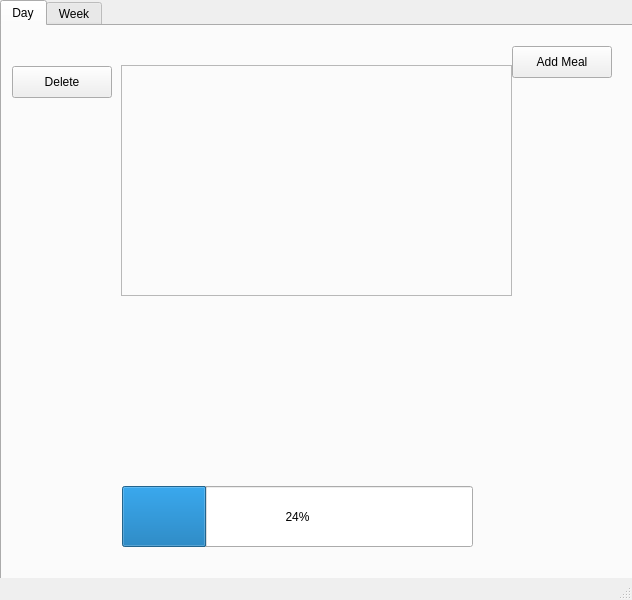
Above: mainwindow.ui from equac010/CS100_finalProject before the change. Below: the same form after it.
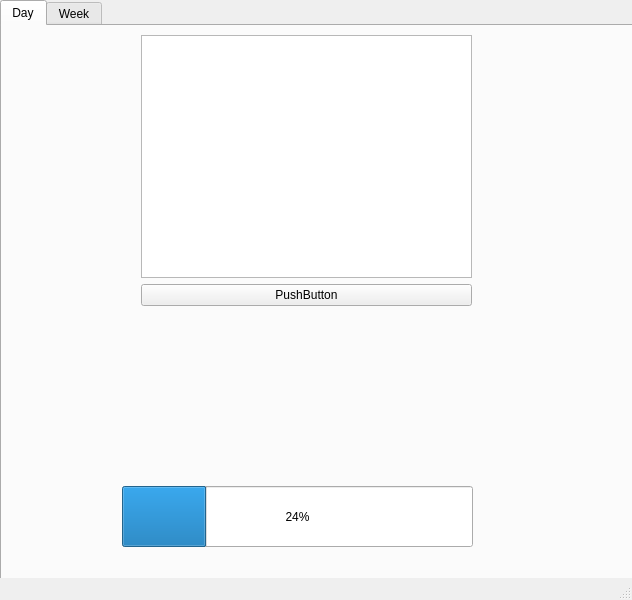
That is the form after the change. Custom widgets are drawn as their Qt base class.

Commit message: Connected buttons to slot methods

Diff of the .ui file:
```diff
--- a/mainwindow.ui
+++ b/mainwindow.ui
@@ -39,19 +39,6 @@
      <attribute name="title">
       <string>Day</string>
      </attribute>
-     <widget class="QPushButton" name="mealInputButton">
-      <property name="geometry">
-       <rect>
-        <x>510</x>
-        <y>20</y>
-        <width>100</width>
-        <height>32</height>
-       </rect>
-      </property>
-      <property name="text">
-       <string>Add Meal</string>
-      </property>
-     </widget>
      <widget class="QProgressBar" name="progressBar">
       <property name="geometry">
        <rect>
@@ -65,34 +52,27 @@
        <number>24</number>
       </property>
      </widget>
-     <widget class="QFrame" name="frame">
+     <widget class="QWidget" name="gridLayoutWidget">
       <property name="geometry">
        <rect>
-        <x>119</x>
-        <y>39</y>
-        <width>391</width>
-        <height>231</height>
+        <x>139</x>
+        <y>9</y>
+        <width>331</width>
+        <height>271</height>
        </rect>
       </property>
-      <property name="frameShape">
-       <enum>QFrame::StyledPanel</enum>
-      </property>
-      <property name="frameShadow">
-       <enum>QFrame::Raised</enum>
-      </property>
-     </widget>
-     <widget class="QPushButton" name="deleteButton">
-      <property name="geometry">
-       <rect>
-        <x>10</x>
-        <y>40</y>
-        <width>100</width>
-        <height>32</height>
-       </rect>
-      </property>
-      <property name="text">
-       <string>Delete</string>
-      </property>
+      <layout class="QGridLayout" name="gridLayout">
+       <item row="1" column="0">
+        <widget class="QPushButton" name="pushButton">
+         <property name="text">
+          <string>PushButton</string>
+         </property>
+        </widget>
+       </item>
+       <item row="0" column="0">
+        <widget class="QTableView" name="tableView"/>
+       </item>
+      </layout>
      </widget>
     </widget>
     <widget class="QWidget" name="tab_2">
```
The commit also changes 11 other files.
